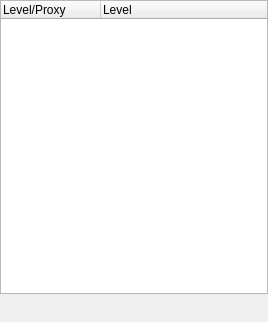
First picture: the form in dialogViews.ui, repository yorikvanhavre/BIM_Workbench, before the edit.
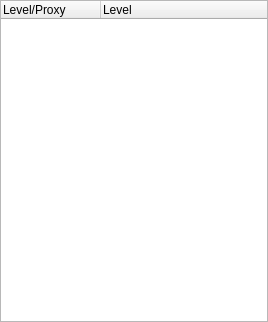
Second picture: the form after the edit.

Commit message: Use actions in Bim Views

```diff
--- a/dialogViews.ui
+++ b/dialogViews.ui
@@ -80,154 +80,7 @@
     </widget>
    </item>
    <item>
-    <layout class="QHBoxLayout" name="horizontalLayout">
-     <item>
-      <widget class="QPushButton" name="buttonAddLevel">
-       <property name="maximumSize">
-        <size>
-         <width>32</width>
-         <height>16777215</height>
-        </size>
-       </property>
-       <property name="toolTip">
-        <string>Add a new level (BuildingPart)</string>
-       </property>
-       <property name="text">
-        <string/>
-       </property>
-       <property name="flat">
-        <bool>true</bool>
-       </property>
-      </widget>
-     </item>
-     <item>
-      <widget class="QPushButton" name="buttonAddProxy">
-       <property name="maximumSize">
-        <size>
-         <width>32</width>
-         <height>16777215</height>
-        </size>
-       </property>
-       <property name="toolTip">
-        <string>Adds a new Working Plane proxy</string>
-       </property>
-       <property name="text">
-        <string/>
-       </property>
-       <property name="flat">
-        <bool>true</bool>
-       </property>
-      </widget>
-     </item>
-     <item>
-      <widget class="QPushButton" name="buttonDelete">
-       <property name="maximumSize">
-        <size>
-         <width>32</width>
-         <height>16777215</height>
-        </size>
-       </property>
-       <property name="toolTip">
-        <string>Deletes the selected items</string>
-       </property>
-       <property name="text">
-        <string/>
-       </property>
-       <property name="flat">
-        <bool>true</bool>
-       </property>
-      </widget>
-     </item>
-     <item>
-      <widget class="QPushButton" name="buttonToggle">
-       <property name="maximumSize">
-        <size>
-         <width>32</width>
-         <height>16777215</height>
-        </size>
-       </property>
-       <property name="toolTip">
-        <string>Toggles selected items on/off</string>
-       </property>
-       <property name="text">
-        <string/>
-       </property>
-       <property name="flat">
-        <bool>true</bool>
-       </property>
-      </widget>
-     </item>
-     <item>
-      <widget class="QPushButton" name="buttonIsolate">
-       <property name="maximumSize">
-        <size>
-         <width>32</width>
-         <height>16777215</height>
-        </size>
-       </property>
-       <property name="toolTip">
-        <string>Turns all items off except the selected ones</string>
-       </property>
-       <property name="text">
-        <string/>
-       </property>
-       <property name="flat">
-        <bool>true</bool>
-       </property>
-      </widget>
-     </item>
-     <item>
-      <widget class="QPushButton" name="buttonSaveView">
-       <property name="maximumSize">
-        <size>
-         <width>32</width>
-         <height>16777215</height>
-        </size>
-       </property>
-       <property name="toolTip">
-        <string>Saves the current camera position to the selected items</string>
-       </property>
-       <property name="text">
-        <string/>
-       </property>
-       <property name="flat">
-        <bool>true</bool>
-       </property>
-      </widget>
-     </item>
-     <item>
-      <widget class="QPushButton" name="buttonRename">
-       <property name="maximumSize">
-        <size>
-         <width>32</width>
-         <height>16777215</height>
-        </size>
-       </property>
-       <property name="toolTip">
-        <string>Rename the selected item</string>
-       </property>
-       <property name="text">
-        <string/>
-       </property>
-       <property name="flat">
-        <bool>true</bool>
-       </property>
-      </widget>
-     </item>
-     <item>
-      <spacer name="horizontalSpacer">
-       <property name="orientation">
-        <enum>Qt::Horizontal</enum>
-       </property>
-       <property name="sizeHint" stdset="0">
-        <size>
-         <width>40</width>
-         <height>20</height>
-        </size>
-       </property>
-      </spacer>
-     </item>
-    </layout>
+    <layout class="QHBoxLayout" name="horizontalLayout"/>
    </item>
   </layout>
  </widget>
```
The commit also changes 1 other file.
